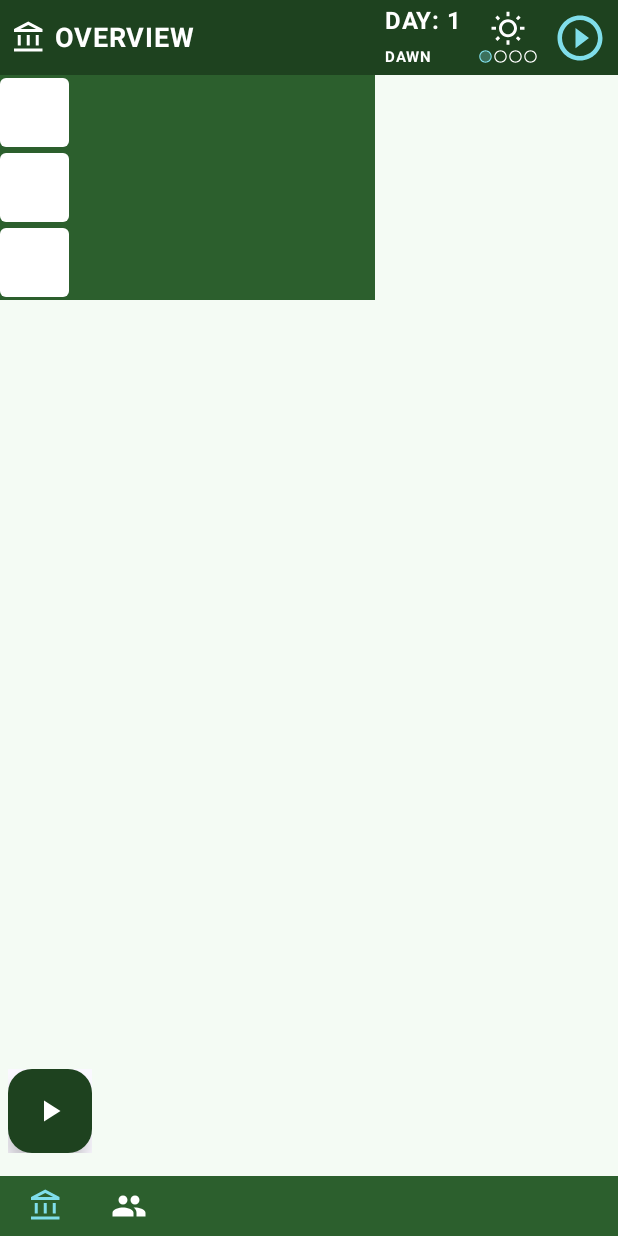
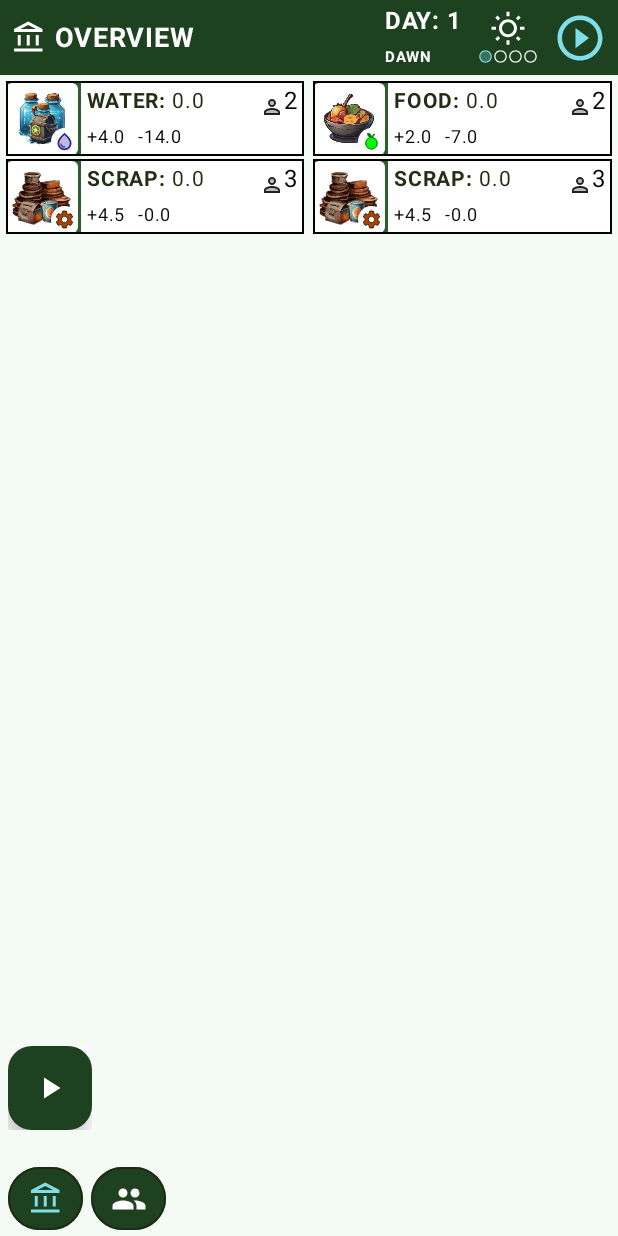
Before and after one commit to APozin558/PlayWithState, an Android app built with Jetpack Compose: the screen it shows after launch (MainActivity), on a phone screen of 412 x 824 dp. Run offline under Robolectric (Android 15) with nearby library versions, the phone set to English and light mode, and no system bars.

Commit message:
Case 3: Updated ux

```diff
--- a/app/src/main/java/com/jc/study/play/with/state/constants/CommonConstants.kt
+++ b/app/src/main/java/com/jc/study/play/with/state/constants/CommonConstants.kt
@@ -9,6 +9,7 @@ object CommonConstants {
     const val GAME_RES_WATER = 1
     const val GAME_RES_RAW_FOOD = 2
     const val GAME_RES_SCRAP = 3
+    const val GAME_RES_HERBS = 4
 
     const val TIME_MORNING = 0
     const val TIME_DAY = 1
--- a/app/src/main/java/com/jc/study/play/with/state/constants/HeroConstants.kt
+++ b/app/src/main/java/com/jc/study/play/with/state/constants/HeroConstants.kt
@@ -9,11 +9,15 @@ object HeroConstants {
     const val DEFAULT_NEED_WATER = 2.0f
     const val DEFAULT_NEED_FOOD = 1.0f
 
+    const val TASK_RESET_SELECTION = -1
     const val TASK_NOTHING = 0
     const val TASK_REST = 1
     const val TASK_WATER = 2
     const val TASK_RAW_FOOD = 3
     const val TASK_SCRAP = 4
     const val TASK_SCOUT = 5
+    const val TASK_HERBS = 6
+    const val TASK_BUILD = 7
+    const val TASK_HEAL = 8
 
 }
--- a/app/src/main/java/com/jc/study/play/with/state/ext/case3/ExtCase3ImageIcons.kt
+++ b/app/src/main/java/com/jc/study/play/with/state/ext/case3/ExtCase3ImageIcons.kt
@@ -75,4 +75,13 @@ object ExtCase3ImageIcons {
         }
     }
 
+    fun getBigResImageById(resId: Int):Int{
+        return when(resId){
+            CommonConstants.GAME_RES_WATER -> R.drawable.ux_res_big_water
+            CommonConstants.GAME_RES_RAW_FOOD -> R.drawable.ux_res_big_raw_food
+            CommonConstants.GAME_RES_SCRAP -> R.drawable.big_icon_scrap
+            else -> R.drawable.ux_res_big_water
+        }
+    }
+
 }
--- a/app/src/main/java/com/jc/study/play/with/state/ext/case3/ExtCase3Labels.kt
+++ b/app/src/main/java/com/jc/study/play/with/state/ext/case3/ExtCase3Labels.kt
@@ -1,6 +1,10 @@
 package com.jc.study.play.with.state.ext.case3
 
 import com.jc.study.play.with.state.constants.CommonConstants
+import com.jc.study.play.with.state.constants.CommonConstants.GAME_RES_HERBS
+import com.jc.study.play.with.state.constants.CommonConstants.GAME_RES_RAW_FOOD
+import com.jc.study.play.with.state.constants.CommonConstants.GAME_RES_SCRAP
+import com.jc.study.play.with.state.constants.CommonConstants.GAME_RES_WATER
 
 object ExtCase3Labels {
 
@@ -32,4 +36,23 @@ object ExtCase3Labels {
         return "????"
     }
 
+    fun getResTitleById(resId:Int):String{
+        return when(resId){
+            GAME_RES_WATER -> "WATER"
+            GAME_RES_RAW_FOOD -> "FOOD"
+            GAME_RES_SCRAP -> "SCRAP"
+            GAME_RES_HERBS -> "HERBS"
+            else -> "???"
+        }
+    }
+
+    fun getDayPeriodTitleById(dayPeriodId:Int):String{
+        return when(dayPeriodId) {
+            CommonConstants.TIME_MORNING -> CommonConstants.TIME_MORNING_LBL
+            CommonConstants.TIME_DAY -> CommonConstants.TIME_DAY_LBL
+            CommonConstants.TIME_EVENING -> CommonConstants.TIME_EVENING_LBL
+            CommonConstants.TIME_NIGHT -> CommonConstants.TIME_NIGHT_LBL
+            else -> "???"
+        }
+    }
 }
--- a/app/src/main/java/com/jc/study/play/with/state/ui/screens/case3/Case3DefaultScreen.kt
+++ b/app/src/main/java/com/jc/study/play/with/state/ui/screens/case3/Case3DefaultScreen.kt
@@ -6,6 +6,7 @@ import androidx.compose.runtime.collectAsState
 import com.jc.study.play.with.state.constants.CommonConstants
 import com.jc.study.play.with.state.models.case3.Case3GameResourcesData
 import com.jc.study.play.with.state.ui.models.case3.Case3DefaultScreenModel
+import com.jc.study.play.with.state.ui.screens.case3.ux.Case3uxShowToast
 import kotlinx.coroutines.delay
 import kotlinx.coroutines.flow.StateFlow
 
@@ -43,11 +44,19 @@ fun Case3DefaultScreen(model: Case3DefaultScreenModel){
             )
     }
 
+    val isMessageForToast = model.isMessageForToast.collectAsState()
+
+    if (isMessageForToast.value){
+        val txtToShow = model.getMessageForToast().collectAsState().value
+        Case3uxShowToast(txtToShow)
+    }
+
     if (isGameStarted.value){
         LaunchedEffect(key1 = isGameStarted.value){
             while (true){
                 delay(1_000)
                 model.updateResOnNextRound()
+                model.checkToastMessage()
             }
         }
     }
--- a/app/src/main/java/com/jc/study/play/with/state/ui/screens/case3/Case3OverviewScreen.kt
+++ b/app/src/main/java/com/jc/study/play/with/state/ui/screens/case3/Case3OverviewScreen.kt
@@ -1,34 +1,54 @@
 package com.jc.study.play.with.state.ui.screens.case3
 
+import androidx.compose.foundation.Image
 import androidx.compose.foundation.background
+import androidx.compose.foundation.border
+import androidx.compose.foundation.layout.Arrangement
 import androidx.compose.foundation.layout.Box
 import androidx.compose.foundation.layout.Column
 import androidx.compose.foundation.layout.Row
+import androidx.compose.foundation.layout.Spacer
+import androidx.compose.foundation.layout.fillMaxHeight
 import androidx.compose.foundation.layout.fillMaxSize
 import androidx.compose.foundation.layout.fillMaxWidth
 import androidx.compose.foundation.layout.height
 import androidx.compose.foundation.layout.padding
 import androidx.compose.foundation.layout.size
 import androidx.compose.foundation.layout.width
+import androidx.compose.foundation.shape.CircleShape
 import androidx.compose.foundation.shape.RoundedCornerShape
 import androidx.compose.material3.Surface
+import androidx.compose.material3.Text
 import androidx.compose.runtime.Composable
 import androidx.compose.runtime.State
 import androidx.compose.runtime.collectAsState
 import androidx.compose.ui.Alignment
+import androidx.compose.ui.Alignment.Companion.Bottom
+import androidx.compose.ui.Alignment.Companion.BottomEnd
 import androidx.compose.ui.Alignment.Companion.BottomStart
+import androidx.compose.ui.Alignment.Companion.Center
 import androidx.compose.ui.Alignment.Companion.TopStart
 import androidx.compose.ui.Modifier
+import androidx.compose.ui.graphics.Color
+import androidx.compose.ui.res.painterResource
+import androidx.compose.ui.text.font.FontWeight
 import androidx.compose.ui.tooling.preview.Preview
 import androidx.compose.ui.unit.dp
+import androidx.compose.ui.unit.sp
+import com.jc.study.play.with.state.R
 import com.jc.study.play.with.state.constants.CommonConstants
+import com.jc.study.play.with.state.ext.case3.ExtCase3ImageIcons.getBigResImageById
+import com.jc.study.play.with.state.ext.case3.ExtCase3ImageIcons.getResourceIconById
+import com.jc.study.play.with.state.ext.case3.ExtCase3Labels
 import com.jc.study.play.with.state.models.case3.Case3GameCommonData
 import com.jc.study.play.with.state.models.case3.Case3GameResourcesData
 import com.jc.study.play.with.state.models.case3.Case3ResNextRoundChanges
 import com.jc.study.play.with.state.ui.screens.case3.ux.Case3uxFab
 import com.jc.study.play.with.state.ui.screens.case3.ux.Case3uxHeaderSection
 import com.jc.study.play.with.state.ui.screens.case3.ux.Case3uxNavigationSection
+import com.jc.study.play.with.state.ui.theme.cAccentColor
 import com.jc.study.play.with.state.ui.theme.cPrimaryColor
+import com.jc.study.play.with.state.ui.theme.cTextColor
 import com.jc.study.play.with.state.ui.theme.cWhiteColor
 import kotlinx.coroutines.flow.StateFlow
 
@@ -62,7 +82,7 @@ fun Case3OverviewScreen(
             modifier = Modifier
                 .align(BottomStart)
                 .padding(5.dp)
-                .padding(bottom = 50.dp)
+                .padding(bottom = 65.dp)
         ) {
             Case3uxFab(
                 isStarted = isGameStarted.value,
@@ -96,34 +116,53 @@ fun Case3uxResourceSection(
     val resHeroScrap = resNextRoundInfo.collectAsState().value.heroScrap
     val resHeroSpendScrap = resNextRoundInfo.collectAsState().value.spendScrap
 
-    Column(modifier = modifier) {
+    Column(
+        modifier = modifier
+            .padding(start = 2.dp, end = 2.dp, top=4.dp, bottom = 4.dp)
+    ) {
+        Row {
             Case3uxResourcesItem(
                 resId = CommonConstants.GAME_RES_WATER,
                 res = resWater,
-            resTitle = "WATER",
                 resNext = resNextWater,
                 resHero = resHeroWater,
                 spendRes = resHeroSpendWater,
-            affectedHeroes = heroTotal
+                affectedHeroes = heroTotal,
+                modifier = Modifier.weight(1.0f)
             )
+            Spacer(modifier = Modifier.width(2.dp))
             Case3uxResourcesItem(
                 resId = CommonConstants.GAME_RES_RAW_FOOD,
                 res = resRawFood,
-            resTitle = "RAW FOOD",
                 resNext = resNextRawFood,
                 resHero = resHeroRawFood,
                 spendRes = resHeroSpendRawFood,
-            affectedHeroes = heroTotal
+                affectedHeroes = heroTotal,
+                modifier = Modifier.weight(1.0f)
             )
+        }
+        Spacer(modifier = Modifier.height(2.dp))
+        Row {
             Case3uxResourcesItem(
                 resId = CommonConstants.GAME_RES_SCRAP,
                 res = resScrap,
-            resTitle = "SCRAP",
                 resNext = resNextScrap,
                 resHero = resHeroScrap,
                 spendRes = resHeroSpendScrap,
-            affectedHeroes = heroTotal
+                affectedHeroes = heroTotal,
+                modifier = Modifier.weight(1.0f)
             )
+            Spacer(modifier = Modifier.width(2.dp))
+            Case3uxResourcesItem(
+                resId = CommonConstants.GAME_RES_SCRAP,
+                res = resScrap,
+                resNext = resNextScrap,
+                resHero = resHeroScrap,
+                spendRes = resHeroSpendScrap,
+                affectedHeroes = heroTotal,
+                modifier = Modifier.weight(1.0f)
+            )
+        }
     }
 }
 
@@ -131,22 +170,80 @@ fun Case3uxResourceSection(
 fun Case3uxResourcesItem(
     resId: Int,
     res: Float,
-    resTitle: String,
     resNext: Float,
     resHero: Int,
     spendRes: Float,
-    affectedHeroes: Int
+    affectedHeroes: Int,
+    modifier: Modifier
 ){
     Row(
         verticalAlignment = Alignment.CenterVertically,
-        modifier = Modifier
+        modifier = modifier
             .height(50.dp)
-        .width(250.dp)
+            //.width(200.dp)
+            .padding(start = 2.dp, end = 2.dp)
             .background(color = cPrimaryColor)
+            .border(color = Color.Black, width = 1.dp)
     ) {
         Box(
-            modifier = Modifier.size(46.dp).background(color = cWhiteColor, shape = RoundedCornerShape(4.dp))
+            modifier = Modifier
+                .size(48.dp)
+                .background(
+                    color = cWhiteColor,
+                    shape = RoundedCornerShape(4.dp)
                 )
+        ){
+            Image(
+                modifier = Modifier.align(Center).size(46.dp),
+                painter = painterResource(
+                    id = getBigResImageById(resId)
+                ),
+                contentDescription = "big_res_img"
+            )
+            Image(
+                modifier = Modifier
+                    .align(BottomEnd)
+                    .size(18.dp)
+                    .background(color = cWhiteColor, shape = CircleShape)
+                    .padding(2.dp),
+                painter = painterResource(
+                    id = getResourceIconById(resId)
+                ),
+                contentDescription = "res icon"
+            )
+        }
+        Spacer(modifier = Modifier.width(2.dp))
+        Column(
+            verticalArrangement = Arrangement.SpaceEvenly
+            ,modifier = Modifier
+                .weight(1.0f)
+                .padding(top = 1.dp, bottom = 1.dp)
+                .fillMaxWidth()
+                .fillMaxHeight()
+                .background(
+                    color = cWhiteColor
+                )
+                .padding(start = 4.dp, end = 4.dp)
+        ) {
+            Row {
+                Text(text = "${ExtCase3Labels.getResTitleById(resId)}: ", color = cAccentColor, fontSize = 14.sp, fontWeight = FontWeight.Bold)
+                Text(text = res.toString(), color = cAccentColor, fontSize = 14.sp, fontWeight = FontWeight.Normal)
+                Spacer(modifier = Modifier.weight(1.0f))
+                Row {
+                    Image(painter = painterResource(id = R.drawable.ux_small_hero_b_16), contentDescription = "hero", modifier = Modifier
+                        .align(Bottom)
+                        .size(16.dp))
+                    Text(text = "$resHero")
+                }
+            }
+            Row {
+                Text(text = "+$resNext", color = cTextColor, fontSize = 12.sp)
+                Spacer(modifier = Modifier.width(8.dp))
+                Text(text = "-$spendRes", color = cTextColor, fontSize = 12.sp)
+                Spacer(modifier = Modifier.weight(1.0f))
+            }
+
+        }
     }
 /*
     Row(
@@ -197,11 +294,11 @@ fun Case3uxResourcesItem(
 fun Case3uxResourcesItemPreview(){
     Case3uxResourcesItem(
         res = 25.0f,
-        resTitle = "WATER",
         resHero = 5,
         resId = CommonConstants.GAME_RES_WATER,
         resNext = 5.5f,
         spendRes = 10.0f,
-        affectedHeroes = 10
+        affectedHeroes = 10,
+        modifier = Modifier.width(200.dp)
     )
 }
--- a/app/src/main/java/com/jc/study/play/with/state/ui/screens/case3/ux/Case3UxCommon.kt
+++ b/app/src/main/java/com/jc/study/play/with/state/ui/screens/case3/ux/Case3UxCommon.kt
@@ -2,6 +2,7 @@ package com.jc.study.play.with.state.ui.screens.case3.ux
 
 import androidx.compose.foundation.Image
 import androidx.compose.foundation.background
+import androidx.compose.foundation.border
 import androidx.compose.foundation.clickable
 import androidx.compose.foundation.layout.Box
 import androidx.compose.foundation.layout.Column
@@ -12,6 +13,7 @@ import androidx.compose.foundation.layout.fillMaxWidth
 import androidx.compose.foundation.layout.height
 import androidx.compose.foundation.layout.padding
 import androidx.compose.foundation.layout.width
+import androidx.compose.foundation.shape.CircleShape
 import androidx.compose.material3.Text
 import androidx.compose.runtime.Composable
 import androidx.compose.runtime.State
@@ -34,7 +36,8 @@ import com.jc.study.play.with.state.ext.case3.ExtCase3Labels.getDayPeriodTitleBy
 import com.jc.study.play.with.state.ext.case3.ExtCase3Labels.getScreenTitleById
 import com.jc.study.play.with.state.models.case3.Case3GameCommonData
 import com.jc.study.play.with.state.ui.theme.cHeaderColor
-import com.jc.study.play.with.state.ui.theme.cPrimaryColor
+import com.jc.study.play.with.state.ui.theme.cSecondaryColor
+import com.jc.study.play.with.state.ui.theme.cTextAltColor
 import com.jc.study.play.with.state.ui.theme.cTextWColor
 
 @Composable
@@ -44,8 +47,8 @@ fun Case3uxNavigationSection(
 ){
     Row(modifier = Modifier
         .fillMaxWidth()
-        .height(40.dp)
-        .background(color = cPrimaryColor)
+        .height(50.dp)
+        .background(color = cSecondaryColor)
     ){
         Spacer(modifier = Modifier.width(5.dp))
         Case3NavigationIconSection(
@@ -71,7 +74,10 @@ fun Case3NavigationIconSection(currentScreen: Int, screenId: Int, onNavigationCl
         modifier = Modifier
             .fillMaxHeight()
             .width(50.dp)
+            .padding(vertical = 4.dp)
             .clickable(onClick = onNavigationClicked)
+            .background(color = cHeaderColor, shape = CircleShape)
+            .border(width = 1.dp, color = cTextAltColor, shape = CircleShape)
     ) {
         Image(
             painter = painterResource(id = getNavigationIconById(screenId = screenId, isCurrentScreen = (currentScreen == screenId))),
```
Also changed, not shown: app/src/main/java/com/jc/study/play/with/state/ext/case3/ExtCase3Ux.kt (added, +22 -0 lines), app/src/main/java/com/jc/study/play/with/state/ui/models/case3/Case3DefaultScreenModel.kt (+16 -0 lines), app/src/main/java/com/jc/study/play/with/state/ui/screens/case3/Case3PeopleScreen.kt (+37 -28 lines), app/src/main/java/com/jc/study/play/with/state/ui/screens/case3/ux/Case3uxToast.kt (added, +11 -0 lines), app/src/main/res/drawable/big_icon_scrap.png (added), app/src/main/res/drawable/ux_res_big_raw_food.png (added), app/src/main/res/drawable/ux_res_big_water.png (added). Lines whose indentation alone changed are shown as unchanged.
